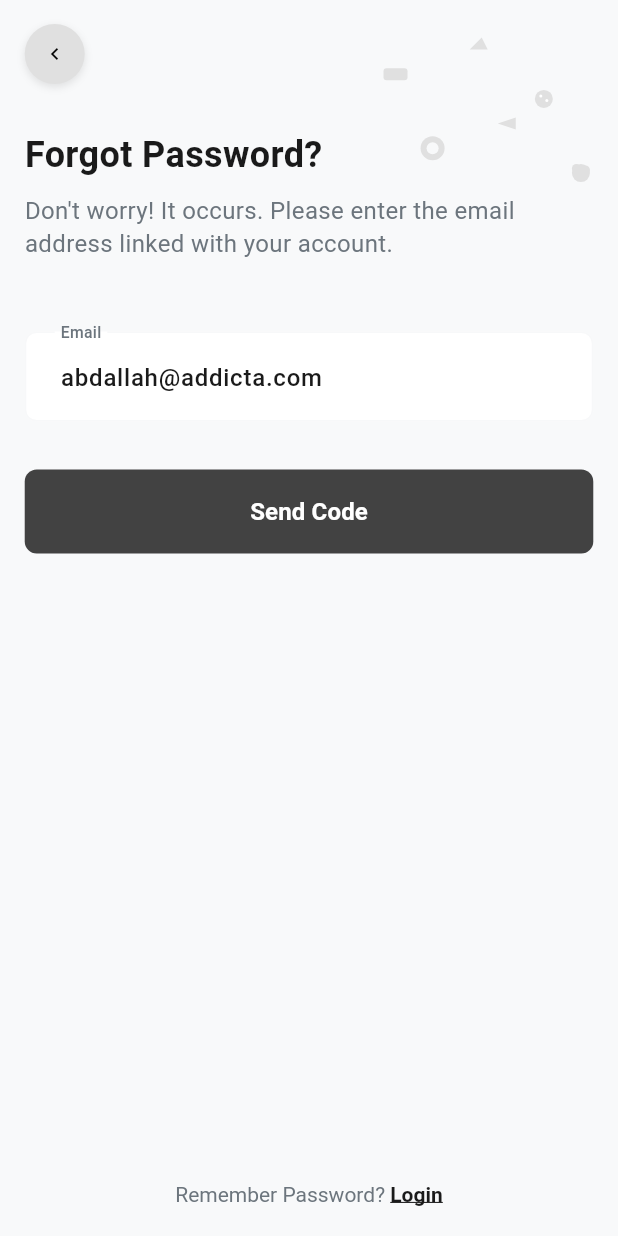
After one commit to addictadev/beqalty-mobile, a Flutter app: the ForgotPasswordScreen screen opened directly, on a phone screen of 412 x 824 dp. The commit adds this screen. Run offline on Flutter 3.47's test engine with Material 3 defaults, Android fonts, the phone set to English and light mode, and no system bars; our stand-ins replace cached_network_image, dio, file_picker, flash, flutter_secure_storage, flutter_svg and 11 more; missing offline and left inert: in_app_update, palestine_console; accounts and stored records are empty; Roboto replaces fonts that are missing (Roboto Flex).

Commit message:
register ui2

```diff
--- a/assets/translations/ar.json
+++ b/assets/translations/ar.json
@@ -17,5 +17,9 @@
   "confirm_password": "تأكيد كلمة المرور",
   "register": "تسجيل",
   "already_have_account": "لديك حساب بالفعل؟ ",
-  "login_now": "سجل دخول الآن"
+  "login_now": "سجل دخول الآن",
+  "forgot_password_title": "نسيت كلمة المرور؟",
+  "forgot_password_description": "لا تقلق! يحدث ذلك. يرجى إدخال عنوان البريد الإلكتروني المرتبط بحسابك.",
+  "send_code": "إرسال الرمز",
+  "remember_password": "تذكرت كلمة المرور؟ "
 }
--- a/assets/translations/en.json
+++ b/assets/translations/en.json
@@ -17,5 +17,9 @@
   "confirm_password": "Confirm Password",
   "register": "Register",
   "already_have_account": "Already have an account? ",
-  "login_now": "Login Now"
+  "login_now": "Login Now",
+  "forgot_password_title": "Forgot Password?",
+  "forgot_password_description": "Don't worry! It occurs. Please enter the email address linked with your account.",
+  "send_code": "Send Code",
+  "remember_password": "Remember Password? "
 }
--- /dev/null
+++ b/lib/features/auth/presentation/view/forgot_password_screen.dart
@@ -0,0 +1,257 @@
+import 'package:baqalty/core/widgets/custom_back_button.dart';
+import 'package:baqalty/core/widgets/custom_textform_field.dart';
+import 'package:baqalty/core/widgets/primary_button.dart';
+import 'package:flutter/material.dart';
+import 'package:flutter/gestures.dart';
+import 'package:baqalty/core/theme/app_colors.dart';
+import 'package:baqalty/core/utils/responsive_utils.dart';
+import 'package:google_fonts/google_fonts.dart';
+import 'package:localize_and_translate/localize_and_translate.dart';
+import 'package:sizer/sizer.dart';
+
+class ForgotPasswordScreen extends StatefulWidget {
+  const ForgotPasswordScreen({super.key});
+
+  @override
+  State<ForgotPasswordScreen> createState() => _ForgotPasswordScreenState();
+}
+
+class _ForgotPasswordScreenState extends State<ForgotPasswordScreen> {
+  final TextEditingController _emailController = TextEditingController(
+    text: "abdallah@addicta.com",
+  );
+
+  @override
+  void dispose() {
+    _emailController.dispose();
+    super.dispose();
+  }
+
+  @override
+  Widget build(BuildContext context) {
+    return Scaffold(
+      backgroundColor: AppColors.loginBackground,
+      body: Stack(
+        children: [
+          // Background food pattern
+          _buildBackgroundPattern(),
+
+          // Main content
+          SafeArea(
+            child: Padding(
+              padding: EdgeInsets.symmetric(
+                horizontal: context.responsivePadding,
+              ),
+              child: Column(
+                children: [
+                  Expanded(
+                    child: SingleChildScrollView(
+                      child: Column(
+                        crossAxisAlignment: CrossAxisAlignment.start,
+                        children: [
+                          SizedBox(height: 16),
+
+                          // Back button
+                          _buildBackButton(),
+
+                          SizedBox(height: 32),
+
+                          // Title and description
+                          _buildTitleSection(),
+
+                          SizedBox(height: 48),
+
+                          // Email field
+                          _buildEmailField(),
+
+                          SizedBox(height: 32),
+
+                          // Send Code button
+                          _buildSendCodeButton(),
+
+                          SizedBox(height: 40),
+                        ],
+                      ),
+                    ),
+                  ),
+
+                  // Login link at bottom
+                  _buildLoginLink(),
+
+                  SizedBox(height: 20),
+                ],
+              ),
+            ),
+          ),
+        ],
+      ),
+    );
+  }
+
+  Widget _buildBackgroundPattern() {
+    return Positioned(
+      top: 0,
+      right: 0,
+      child: SizedBox(
+        width: 120.w,
+        height: 40.h,
+        child: CustomPaint(painter: FoodPatternPainter()),
+      ),
+    );
+  }
+
+  Widget _buildBackButton() {
+    return CustomBackButton(
+      backgroundColor: AppColors.backButtonColor,
+      iconColor: AppColors.black,
+      icon: Icons.chevron_left,
+      size: 40,
+    );
+  }
+
+  Widget _buildTitleSection() {
+    return Column(
+      crossAxisAlignment: CrossAxisAlignment.start,
+      children: [
+        Text(
+          "forgot_password_title".tr(),
+          style: GoogleFonts.robotoFlex(
+            fontSize: 24,
+            fontWeight: FontWeight.w700,
+            color: AppColors.textPrimary,
+            height: 1.2,
+          ),
+        ),
+
+        SizedBox(height: 12),
+
+        Text(
+          "forgot_password_description".tr(),
+          style: GoogleFonts.robotoFlex(
+            fontSize: 16,
+            fontWeight: FontWeight.w400,
+            color: AppColors.textSecondary,
+            height: 1.4,
+          ),
+        ),
+      ],
+    );
+  }
+
+  Widget _buildEmailField() {
+    return CustomTextFormField(
+      label: "email".tr(),
+      controller: _emailController,
+      keyboardType: TextInputType.emailAddress,
+      textInputAction: TextInputAction.done,
+      borderRadius: 8,
+    );
+  }
+
+  Widget _buildSendCodeButton() {
+    return PrimaryButton(
+      text: "send_code".tr(),
+      onPressed: () {
+        // Handle send code
+      },
+      color: AppColors.loginButtonColor,
+      borderRadius: 8,
+    );
+  }
+
+  Widget _buildLoginLink() {
+    return Center(
+      child: RichText(
+        text: TextSpan(
+          style: GoogleFonts.robotoFlex(
+            fontSize: 14,
+            fontWeight: FontWeight.w400,
+            color: AppColors.textSecondary,
+          ),
+          children: [
+            TextSpan(text: "remember_password".tr()),
+            TextSpan(
+              text: "login".tr(),
+              style: GoogleFonts.robotoFlex(
+                fontSize: 14,
+                fontWeight: FontWeight.w600,
+                color: AppColors.textPrimary,
+                decoration: TextDecoration.underline,
+              ),
+              recognizer: TapGestureRecognizer()
+                ..onTap = () {
+                  Navigator.pop(context);
+                },
+            ),
+          ],
+        ),
+      ),
+    );
+  }
+}
+
+// Custom painter for food pattern background
+class FoodPatternPainter extends CustomPainter {
+  @override
+  void paint(Canvas canvas, Size size) {
+    final paint = Paint()
+      ..color = AppColors.foodDoodleColor
+      ..style = PaintingStyle.fill;
+
+    // Draw various food icons as simple shapes
+    _drawPizzaSlice(canvas, Offset(size.width * 0.8, size.height * 0.1), paint);
+    _drawStrawberry(canvas, Offset(size.width * 0.9, size.height * 0.2), paint);
+    _drawBurger(canvas, Offset(size.width * 0.7, size.height * 0.15), paint);
+    _drawCheese(canvas, Offset(size.width * 0.85, size.height * 0.25), paint);
+    _drawDonut(canvas, Offset(size.width * 0.75, size.height * 0.3), paint);
+    _drawBroccoli(canvas, Offset(size.width * 0.95, size.height * 0.35), paint);
+  }
+
+  void _drawPizzaSlice(Canvas canvas, Offset center, Paint paint) {
+    final path = Path();
+    path.moveTo(center.dx, center.dy);
+    path.lineTo(center.dx + 8, center.dy - 8);
+    path.lineTo(center.dx + 12, center.dy);
+    path.close();
+    canvas.drawPath(path, paint);
+  }
+
+  void _drawStrawberry(Canvas canvas, Offset center, Paint paint) {
+    canvas.drawCircle(center, 6, paint);
+    // Add small dots for seeds
+    final seedPaint = Paint()..color = AppColors.white;
+    canvas.drawCircle(Offset(center.dx - 2, center.dy - 2), 1, seedPaint);
+    canvas.drawCircle(Offset(center.dx + 2, center.dy + 1), 1, seedPaint);
+  }
+
+  void _drawBurger(Canvas canvas, Offset center, Paint paint) {
+    final rect = RRect.fromRectAndRadius(
+      Rect.fromCenter(center: center, width: 16, height: 8),
+      Radius.circular(2),
+    );
+    canvas.drawRRect(rect, paint);
+  }
+
+  void _drawCheese(Canvas canvas, Offset center, Paint paint) {
+    final path = Path();
+    path.moveTo(center.dx - 6, center.dy);
+    path.lineTo(center.dx + 6, center.dy - 4);
+    path.lineTo(center.dx + 6, center.dy + 4);
+    path.close();
+    canvas.drawPath(path, paint);
+  }
+
+  void _drawDonut(Canvas canvas, Offset center, Paint paint) {
+    canvas.drawCircle(center, 8, paint);
+    canvas.drawCircle(center, 4, Paint()..color = AppColors.loginBackground);
+  }
+
+  void _drawBroccoli(Canvas canvas, Offset center, Paint paint) {
+    canvas.drawCircle(center, 6, paint);
+    canvas.drawCircle(Offset(center.dx - 3, center.dy - 3), 3, paint);
+    canvas.drawCircle(Offset(center.dx + 3, center.dy - 2), 3, paint);
+  }
+
+  @override
+  bool shouldRepaint(covariant CustomPainter oldDelegate) => false;
+}
```
Also changed, not shown: lib/features/auth/presentation/view/login_screen.dart (+8 -3 lines).
